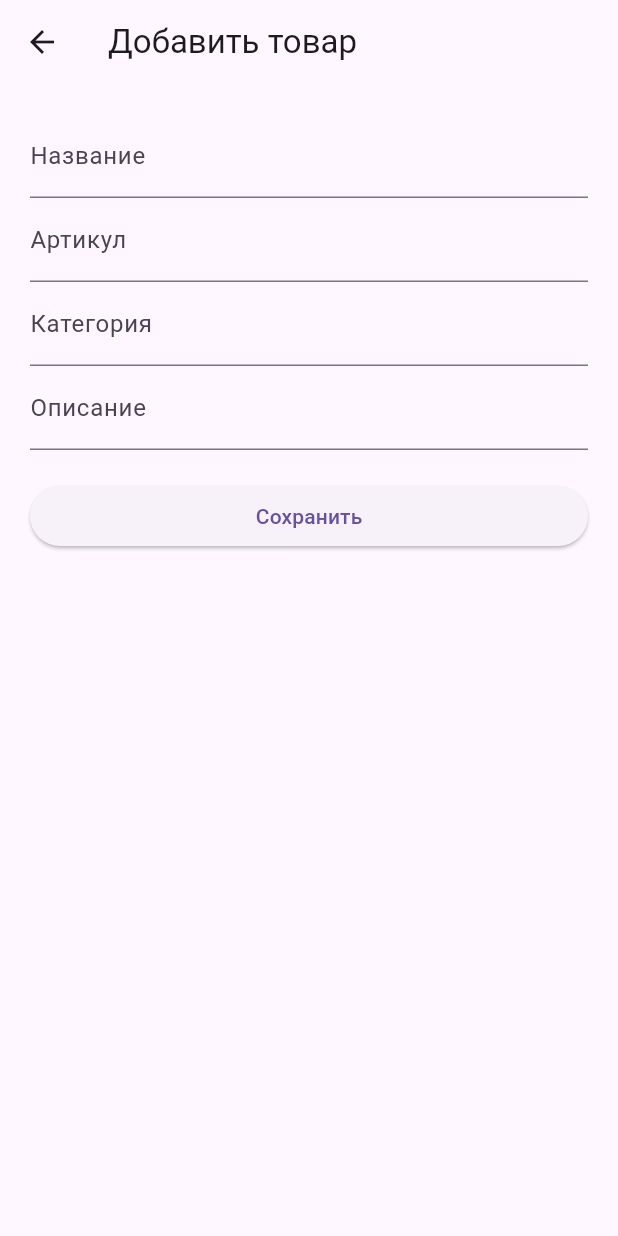
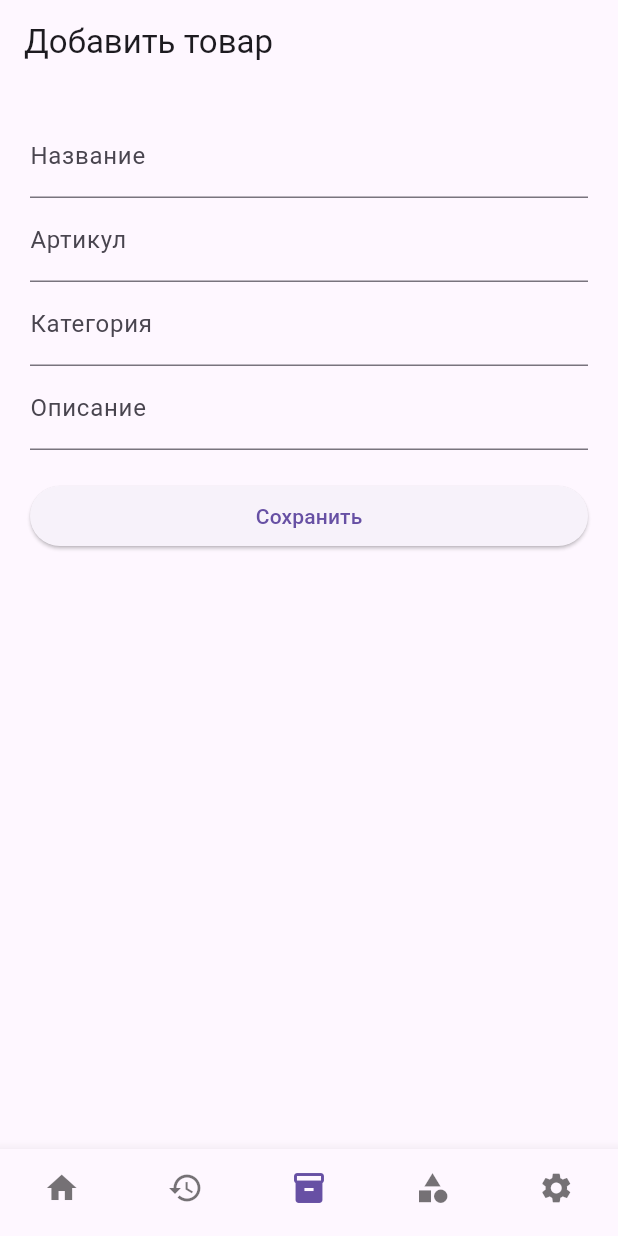
Before and after one commit to yakovlevpavel21/flutter_grv, a Flutter app: the ProductFormScreen screen opened by its route, on a phone screen of 412 x 824 dp. Run offline on Flutter 3.47's test engine with Material 3 defaults, Android fonts, the phone set to English and light mode, and no system bars; our stand-ins replace equatable, flutter_bloc, go_router, supabase_flutter; accounts and stored records are empty; network calls fail.

Commit message:
добавлена навигационная панель

```diff
--- a/lib/features/products/ui/products_screen.dart
+++ b/lib/features/products/ui/products_screen.dart
@@ -100,9 +100,9 @@ class _ProductsScreenState extends State<ProductsScreen> {
           return GridView.builder(
             padding: const EdgeInsets.all(12),
             gridDelegate: const SliverGridDelegateWithMaxCrossAxisExtent(
-              maxCrossAxisExtent: 150, // максимальная ширина одной карточки
-              mainAxisSpacing: 12,
-              crossAxisSpacing: 12,
+              maxCrossAxisExtent: 100, // максимальная ширина одной карточки
+              mainAxisSpacing: 6,
+              crossAxisSpacing: 6,
               childAspectRatio: 0.85, // высота/ширина карточки
             ),
             itemCount: products.length,
--- a/lib/router/router.dart
+++ b/lib/router/router.dart
@@ -1,9 +1,11 @@
 import 'package:flutter/material.dart';
 import 'package:go_router/go_router.dart';
+import 'package:grv/features/auth/ui/login_screen.dart';
 import 'package:grv/features/products/data/models/product.dart';
 import 'package:grv/features/products/ui/product_detail_screen.dart';
 import 'package:grv/features/products/ui/product_form_screen.dart';
 import 'package:grv/features/products/ui/products_screen.dart';
+import 'package:grv/router/shell.dart';
 import 'package:grv/router/wrapper.dart';
 
 final router = GoRouter(
@@ -14,28 +16,76 @@ final router = GoRouter(
       builder: (context, state) => const AppWrapper(),
       routes: [
         GoRoute(
+          path: 'login',
+          builder: (_, __) => const LoginScreen(),
+        ),
+
+        StatefulShellRoute.indexedStack(
+          builder: (context, state, navigationShell) {
+            return MainShell(navigationShell: navigationShell);
+          },
+          branches: [
+            // 🏠 Главная
+            StatefulShellBranch(
+              routes: [
+                GoRoute(
+                  path: 'home',
+                  builder: (_, __) => const ProductsScreen(),
+                ),
+              ],
+            ),
+
+            // 🕘 История
+            StatefulShellBranch(
+              routes: [
+                GoRoute(
+                  path: 'history',
+                  builder: (_, __) => const ProductsScreen(),
+                ),
+              ],
+            ),
+
+            // 📦 Товары
+            StatefulShellBranch(
+              routes: [
+                GoRoute(
                   path: 'products',
-          builder: (context, state) => const ProductsScreen(),
+                  builder: (_, __) => const ProductsScreen(),
                 ),
                 GoRoute(
-          path: 'product/new',
-          builder: (context, state) {
-            return ProductFormScreen();
-          },
+                  path: 'products/new',
+                  builder: (_, __) => const ProductFormScreen(),
                 ),
                 GoRoute(
-          path: 'product/:id',
+                  path: 'products/:id',
                   builder: (context, state) {
                     final product = state.extra as ProductModel;
                     return ProductDetailScreen(product: product);
                   },
                 ),
+              ],
+            ),
+
+            // 🧱 Материалы
+            StatefulShellBranch(
+              routes: [
                 GoRoute(
-          path: 'product/:id/edit',
-          builder: (context, state) {
-            final product = state.extra as ProductModel?;
-            return ProductFormScreen(product: product);
-          },
+                  path: 'materials',
+                  builder: (_, __) => const ProductsScreen(),
+                ),
+              ],
+            ),
+
+            // ⚙️ Настройки
+            StatefulShellBranch(
+              routes: [
+                GoRoute(
+                  path: 'settings',
+                  builder: (_, __) => const ProductsScreen(),
+                ),
+              ],
+            ),
+          ],
         ),
       ],
     ),
--- /dev/null
+++ b/lib/router/shell.dart
@@ -0,0 +1,39 @@
+import 'package:flutter/material.dart';
+import 'package:go_router/go_router.dart';
+
+class MainShell extends StatelessWidget {
+  final StatefulNavigationShell navigationShell;
+
+  const MainShell({
+    super.key,
+    required this.navigationShell,
+  });
+
+  void _onTap(int index) {
+    navigationShell.goBranch(
+      index,
+      initialLocation: index == navigationShell.currentIndex,
+    );
+  }
+
+  @override
+  Widget build(BuildContext context) {
+    return Scaffold(
+      body: navigationShell, // ← IndexedStack внутри
+      bottomNavigationBar: BottomNavigationBar(
+        currentIndex: navigationShell.currentIndex,
+        onTap: _onTap,
+        type: BottomNavigationBarType.fixed,
+        showSelectedLabels: false,
+        showUnselectedLabels: false,
+        items: const [
+          BottomNavigationBarItem(icon: Icon(Icons.home), label: 'Главная'),
+          BottomNavigationBarItem(icon: Icon(Icons.history), label: 'История'),
+          BottomNavigationBarItem(icon: Icon(Icons.inventory), label: 'Товары'),
+          BottomNavigationBarItem(icon: Icon(Icons.category), label: 'Материалы'),
+          BottomNavigationBarItem(icon: Icon(Icons.settings), label: 'Настройки'),
+        ],
+      ),
+    );
+  }
+}
```
Also changed, not shown: lib/features/products/widgets/product_card.dart (+7 -7 lines), lib/router/wrapper.dart (+11 -6 lines). Lines whose indentation alone changed are shown as unchanged.
